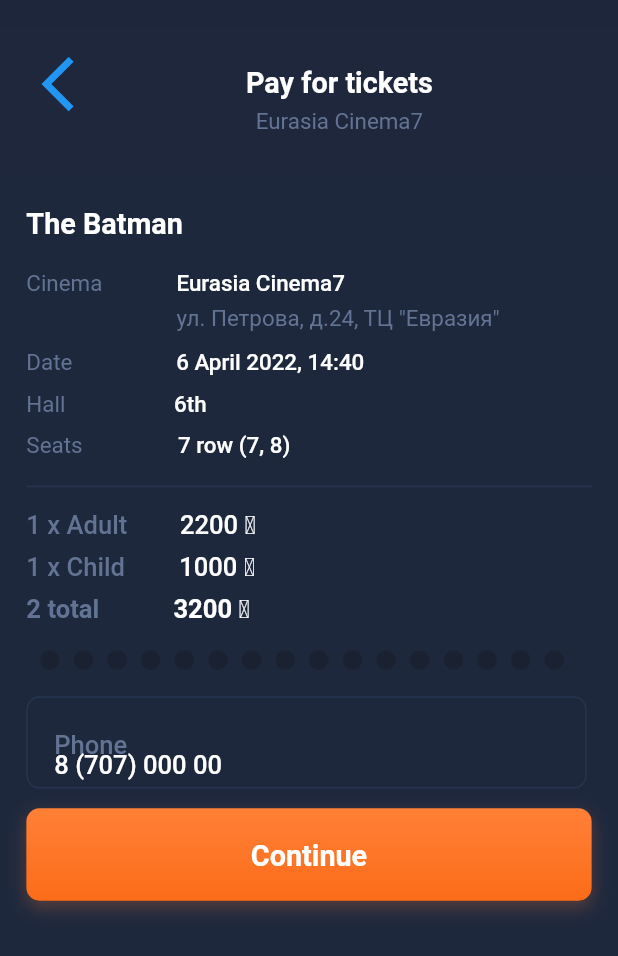
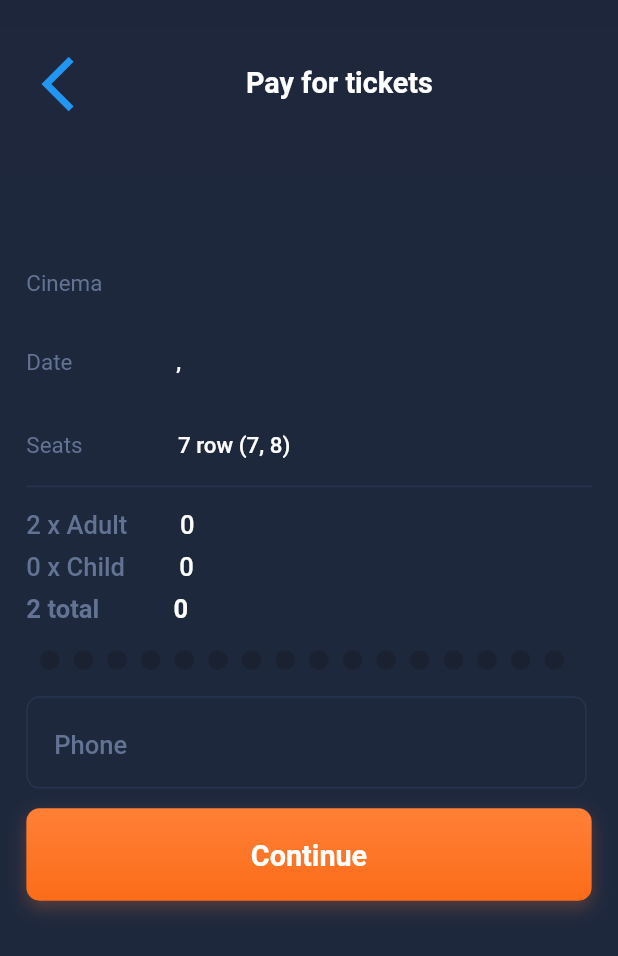
Before and after one commit to ducjk/finalExamflutter, a Flutter app: the Pay widget shown alone on an empty page, opened directly with empty values, on a phone screen of 412 x 824 dp. Shown: the top 956 px of the screen. Run offline on Flutter 3.47's test engine with Material 2 defaults, Android fonts, the phone set to English and light mode, and no system bars; our stand-ins replace google_fonts; missing offline and left inert: dart:js; network calls fail; Roboto replaces fonts that are missing (PT Root UI).

Commit message:
update code 1

```diff
--- a/lib/gui/interfaces/movie-about.dart
+++ b/lib/gui/interfaces/movie-about.dart
@@ -623,7 +623,7 @@
                                           Container(
                                             // titlewrapoDc (I1:714;4:222)
                                             margin: EdgeInsets.fromLTRB(0 * fem,
-                                                0 * fem, 63.5 * fem, 50 * fem),
+                                                0 * fem, 53.5 * fem, 50 * fem),
                                             child: Column(
                                               crossAxisAlignment:
                                                   CrossAxisAlignment.center,
@@ -652,7 +652,7 @@
                                                 ),
                                                 Text(
                                                   // screensubtitleCmY (I1:714;4:224)
-                                                  'Screen subtitle',
+                                                  product.category ?? "",
                                                   textAlign: TextAlign.center,
                                                   style: SafeGoogleFont(
                                                     'PT Root UI',
--- a/lib/gui/interfaces/pay.dart
+++ b/lib/gui/interfaces/pay.dart
@@ -15,7 +15,8 @@
   final ProductModel product;
   final UserModel user;
 
-  const Pay({super.key,
+  const Pay(
+      {super.key,
       required this.premiere,
       required this.product,
       required this.user});
@@ -121,7 +122,7 @@
                                         ),
                                         Text(
                                           // screensubtitleFFG (I12:2967;4:224)
-                                          'Eurasia Cinema7',
+                                          premiere.place ?? "",
                                           textAlign: TextAlign.center,
                                           style: SafeGoogleFont(
                                             'PT Root UI',
@@ -186,7 +187,7 @@
                                   margin: EdgeInsets.fromLTRB(
                                       0 * fem, 0 * fem, 0 * fem, 16 * fem),
                                   child: Text(
-                                    'The Batman',
+                                    product.name ?? "",
                                     style: SafeGoogleFont(
                                       'PT Root UI',
                                       decoration: TextDecoration.none,
@@ -248,7 +249,7 @@
                                                         0 * fem,
                                                         4 * fem),
                                                     child: Text(
-                                                      'Eurasia Cinema7',
+                                                      premiere.place ?? "",
                                                       style: SafeGoogleFont(
                                                         'PT Root UI',
                                                         decoration:
@@ -266,7 +267,7 @@
                                                   ),
                                                   Text(
                                                     // efc (12:3226)
-                                                    'ул. Петрова, д.24, ТЦ "Евразия"',
+                                                    premiere.country ?? "",
                                                     style: SafeGoogleFont(
                                                       'PT Root UI',
                                                       decoration:
@@ -333,7 +334,7 @@
                                                   ),
                                                   Text(
                                                     // april20221440GKc (12:3229)
-                                                    '6 April 2022, 14:40',
+                                                    '${premiere.date}, ${premiere.time}',
                                                     style: SafeGoogleFont(
                                                       'PT Root UI',
                                                       decoration:
@@ -373,7 +374,7 @@
                                                         66 * fem,
                                                         0 * fem),
                                                     child: Text(
-                                                      'Hall',
+                                                      '',
                                                       style: SafeGoogleFont(
                                                         'PT Root UI',
                                                         decoration:
@@ -391,7 +392,7 @@
                                                   ),
                                                   Text(
                                                     // thMkN (12:3232)
-                                                    '6th',
+                                                    '',
                                                     style: SafeGoogleFont(
                                                       'PT Root UI',
                                                       decoration:
@@ -508,7 +509,7 @@
                                         margin: EdgeInsets.fromLTRB(0 * fem,
                                             0 * fem, 32 * fem, 0 * fem),
                                         child: Text(
-                                          '1 x Adult',
+                                          '2 x Adult',
                                           style: SafeGoogleFont(
                                             'PT Root UI',
                                             decoration: TextDecoration.none,
@@ -521,7 +522,7 @@
                                       ),
                                       Text(
                                         // 4KL (12:3242)
-                                        '2200 ₸',
+                                        product.price.toString(),
                                         style: SafeGoogleFont(
                                           'PT Root UI',
                                           decoration: TextDecoration.none,
@@ -551,7 +552,7 @@
                                         margin: EdgeInsets.fromLTRB(0 * fem,
                                             0 * fem, 33 * fem, 0 * fem),
                                         child: Text(
-                                          '1 x Child',
+                                          '0 x Child',
                                           style: SafeGoogleFont(
                                             'PT Root UI',
                                             decoration: TextDecoration.none,
@@ -564,7 +565,7 @@
                                       ),
                                       Text(
                                         // n8r (12:3245)
-                                        '1000 ₸',
+                                        product.price.toString(),
                                         style: SafeGoogleFont(
                                           'PT Root UI',
                                           decoration: TextDecoration.none,
@@ -607,7 +608,7 @@
                                       ),
                                       Text(
                                         // qmL (12:3248)
-                                        '3200 ₸',
+                                        (product.price! * 2).toString(),
                                         style: SafeGoogleFont(
                                           'PT Root UI',
                                           decoration: TextDecoration.none,
@@ -871,7 +872,7 @@
                                         width: 110 * fem,
                                         height: 24 * fem,
                                         child: Text(
-                                          '8 (707) 000 00 00',
+                                          user.phone ?? "0xxxxxxxxx",
                                           style: SafeGoogleFont(
                                             'PT Root UI',
                                             decoration: TextDecoration.none,
@@ -894,7 +895,9 @@
                               Navigator.push(
                                 context,
                                 MaterialPageRoute(
-                                    builder: (context) => Ticket()),
+                                    builder: (context) => Ticket(
+                                          user: user,
+                                        )),
                               );
                             },
                             style: TextButton.styleFrom(
--- a/lib/gui/interfaces/session-overview.dart
+++ b/lib/gui/interfaces/session-overview.dart
@@ -545,7 +545,7 @@
                           ),
                           child: Center(
                             child: Text(
-                              'Buy 2 tickets • 3200 ₸',
+                              'Buy tickets',
                               textAlign: TextAlign.center,
                               style: SafeGoogleFont(
                                 'PT Root UI',
--- a/lib/premieres/premieres_model.dart
+++ b/lib/premieres/premieres_model.dart
@@ -4,6 +4,7 @@
   String? time;
   String? place;
   String? date;
+  String? country;
   List<String>? listRow;
   List<String>? listSeatOfRow;
   PremiereModel(
@@ -13,5 +14,6 @@
       this.place,
       this.date,
       this.listRow,
-      this.listSeatOfRow});
+      this.listSeatOfRow,
+      this.country});
 }
--- a/lib/premieres/premieres_provider.dart
+++ b/lib/premieres/premieres_provider.dart
@@ -8,8 +8,8 @@
 class PremiereProvider extends ChangeNotifier {
   List<PremiereModel> list = [];
 
-  void getList() async {
-    String urlAPI = 'http://localhost:3000/api/premieres';
+  void getList(num productid) async {
+    String urlAPI = 'http://localhost:3000/api/premieres?productid=$productid';
     var client = http.Client();
     var rs = await client.get(Uri.parse(urlAPI));
     var jsonString = rs.body;
@@ -32,6 +32,7 @@
           time: e['time'],
           place: e['place'],
           date: e['date'],
+          country: e['country'],
           listRow: listRow,
           listSeatOfRow: listSeatOfRow);
     }).toList();
--- a/lib/product/product_model.dart
+++ b/lib/product/product_model.dart
@@ -8,7 +8,7 @@
   String? runtime;
   String? release;
   String? cast;
-  String? price;
+  num? price;
   num? IMDB;
   num? kinopoisk;
   ProductModel(
--- a/lib/product/user_model.dart
+++ b/lib/product/user_model.dart
@@ -3,17 +3,14 @@
   String? name;
   String? user;
   String? pass;
+  String? phone;
 
-  UserModel({
-    this.id,
-    this.name,
-    this.user,
-    this.pass,
-  });
-  Map toJson() => {
-        'id': id,
-        'name': name,
-        'user': user,
-        'pass': pass,
-      };
+  UserModel({this.id, this.name, this.user, this.pass, this.phone});
+  // Map toJson() => {
+  //       'id': id,
+  //       'name': name,
+  //       'user': user,
+  //       'pass': pass,
+  //       'phone'
+  //     };
 }
```
Also changed, not shown: lib/gui/interfaces/movie-sessions.dart (+6 -5 lines), lib/gui/interfaces/ticket.dart (+6 -2 lines).
